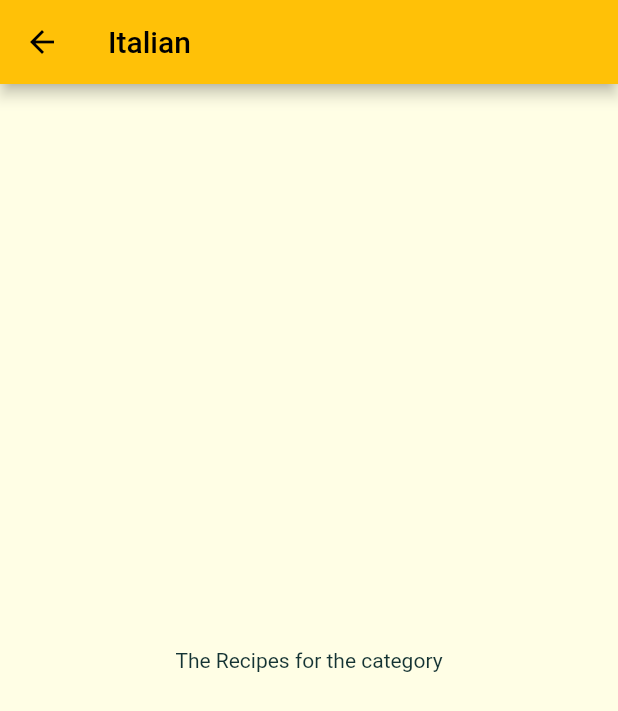
After one commit to famousfishi/meals_fame, a Flutter app: the screen it shows after launch, after a tap on "Italian", on a phone screen of 412 x 824 dp. The commit adds this screen. Shown: the top 711 px of the screen. Run offline on Flutter 3.47's test engine with Material 2 defaults, Android fonts, the phone set to English and light mode, and no system bars.

Commit message:
added push named routes

```diff
--- /dev/null
+++ b/lib/categories_meals_screen.dart
@@ -0,0 +1,25 @@
+import 'package:flutter/material.dart';
+
+class CategoriesMealsScreen extends StatelessWidget {
+  // final String categoryId;
+  // final String categoryTitle;
+
+  // ignore: prefer_const_constructors_in_immutables, use_key_in_widget_constructors
+  // CategoriesMealsScreen(
+  //     {required this.categoryId, required this.categoryTitle});
+
+  @override
+  Widget build(BuildContext context) {
+    final routeArgs =
+        ModalRoute.of(context)?.settings.arguments as Map<String, String>;
+    final categoryTitle = routeArgs['title'] as String;
+    return Scaffold(
+      body: const Center(
+        child: Text('The Recipes for the category'),
+      ),
+      appBar: AppBar(
+        title: Text(categoryTitle),
+      ),
+    );
+  }
+}
--- a/lib/categories_screen.dart
+++ b/lib/categories_screen.dart
@@ -15,7 +15,10 @@ class CategoriesScreen extends StatelessWidget {
           padding: const EdgeInsets.all(25),
           children: dummycategories.map((categoryData) {
             return CategoryItem(
-                title: categoryData.title, color: categoryData.color);
+              title: categoryData.title,
+              color: categoryData.color,
+              categoryId: categoryData.id,
+            );
           }).toList(),
           gridDelegate: const SliverGridDelegateWithMaxCrossAxisExtent(
               maxCrossAxisExtent: 200,
--- a/lib/category_item.dart
+++ b/lib/category_item.dart
@@ -1,15 +1,32 @@
 import 'package:flutter/material.dart';
+import 'package:meals_fame/categories_meals_screen.dart';
 
 class CategoryItem extends StatelessWidget {
   final String title;
   final Color color;
+  final String categoryId;
 
   // ignore: prefer_const_constructors_in_immutables, use_key_in_widget_constructors
-  CategoryItem({required this.title, required this.color});
+  CategoryItem(
+      {required this.title, required this.color, this.categoryId = ''});
+
+  void selectCategory(BuildContext context) {
+    // Navigator.of(context).push(MaterialPageRoute(builder: (_) {
+    //   return CategoriesMealsScreen(
+    //       categoryId: categoryId, categoryTitle: title);
+    // }));
+
+    Navigator.of(context).pushNamed('/category-meals',
+        arguments: {'id': categoryId, 'title': title});
+  }
 
   @override
   Widget build(BuildContext context) {
-    return Container(
+    return InkWell(
+      onTap: () => selectCategory(context),
+      splashColor: Theme.of(context).primaryColor,
+      borderRadius: BorderRadius.circular(15),
+      child: Container(
         padding: const EdgeInsets.all(15),
         child: Text(
           title,
@@ -22,6 +39,7 @@ class CategoryItem extends StatelessWidget {
                 begin: Alignment.topLeft,
                 end: Alignment.bottomRight),
             borderRadius: BorderRadius.circular(15)),
+      ),
     );
   }
 }
--- a/lib/main.dart
+++ b/lib/main.dart
@@ -1,4 +1,5 @@
 import 'package:flutter/material.dart';
+import 'package:meals_fame/categories_meals_screen.dart';
 import 'package:meals_fame/categories_screen.dart';
 
 void main() {
@@ -23,6 +24,7 @@ class Main extends StatelessWidget {
           canvasColor: const Color.fromRGBO(255, 254, 229, 1)),
       home: const CategoriesScreen(),
       debugShowCheckedModeBanner: false,
+      routes: {'/category-meals': (context) => CategoriesMealsScreen()},
     );
   }
 }
```
Lines whose indentation alone changed are shown as unchanged.
